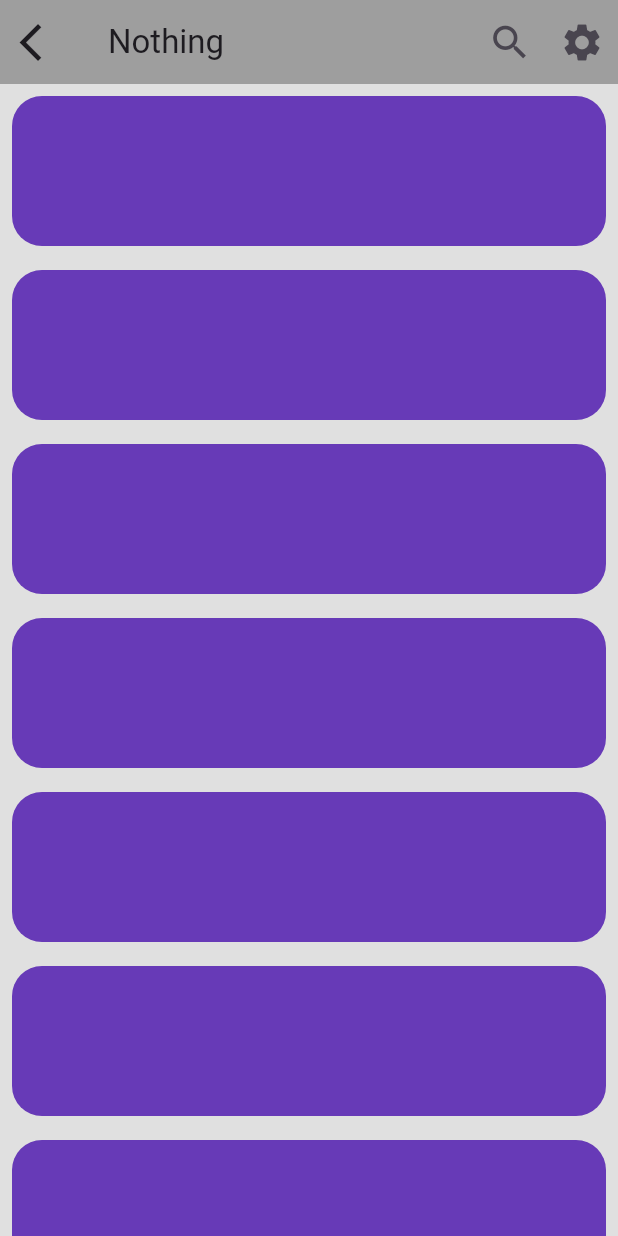
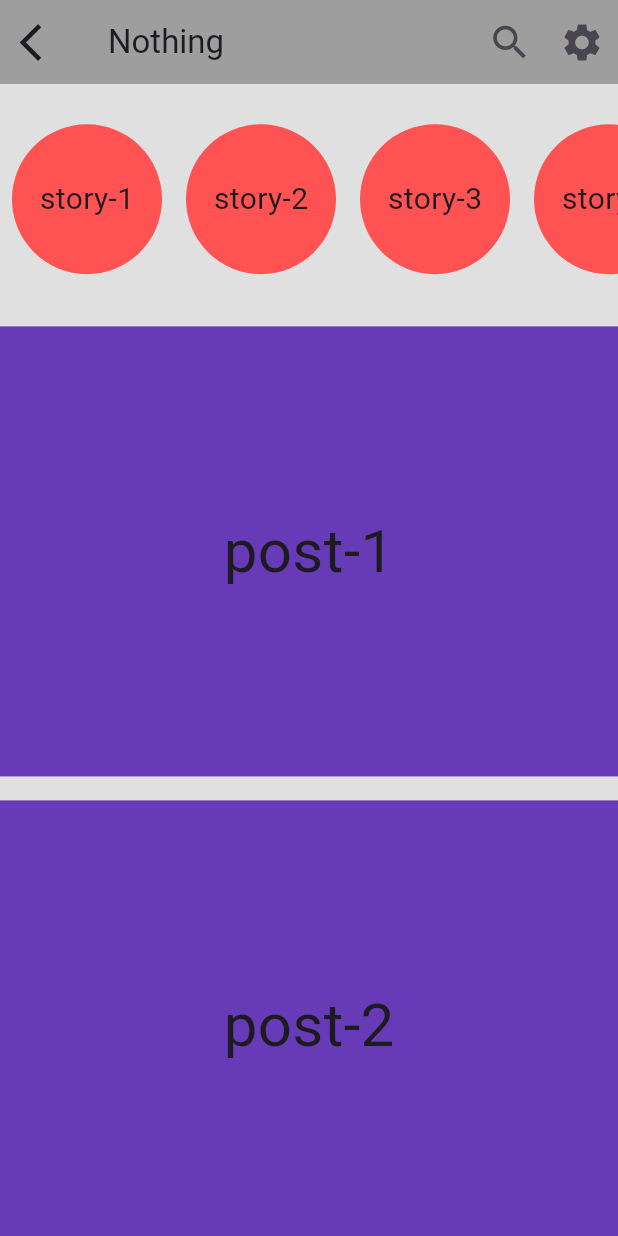
Before and after one commit to saoumiftesham/Pratice, a Flutter app: the screen it shows after launch, on a phone screen of 412 x 824 dp. Run offline on Flutter 3.47's test engine with Material 3 defaults, Android fonts, the phone set to English and light mode, and no system bars.

Commit message:
Insta Story and post things

```diff
--- a/lib/body.dart
+++ b/lib/body.dart
@@ -1,23 +1,51 @@
 import 'package:flutter/material.dart';
+import 'package:practice_new/circle.dart';
 import 'package:practice_new/square.dart';
 
 class Body extends StatelessWidget {
-  const Body({super.key});
+  final List _posts = [
+    "post-1",
+    "post-2",
+    "post-3",
+    "post-4",
+    "post-5",
+    "post-6",
+  ];
+  final List _stories = [
+    "story-1",
+    "story-2",
+    "story-3",
+    "story-4",
+    "story-5",
+    "story-6",
+  ];
 
   @override
   Widget build(BuildContext context) {
-    return ListView(
+    return Column(
       children: [
-        MySquare(),
-        MySquare(),
-        MySquare(),
-        MySquare(),
-        MySquare(),
-        MySquare(),
-        MySquare(),
-        MySquare(),
-        MySquare(),
-        MySquare(),
+        Expanded(
+          child: Container(
+            height: 150,
+            child: ListView.builder(
+                itemCount: _stories.length,
+                scrollDirection: Axis.horizontal,
+                itemBuilder: (context,index){
+              return MyCircle(child:_stories[index],);
+            }),
+          ),
+        ),
+        Expanded(
+          flex: 4,
+          child: ListView.builder(
+            itemCount: _posts.length,
+            itemBuilder: (context, index) {
+              return MySquare(
+                child: _posts[index],
+              );
+            },
+          ),
+        ),
       ],
     );
   }
--- /dev/null
+++ b/lib/circle.dart
@@ -0,0 +1,22 @@
+import 'package:flutter/material.dart';
+
+class MyCircle extends StatelessWidget {
+  final child;
+  MyCircle({super.key,required this.child});
+
+  @override
+  Widget build(BuildContext context) {
+    return Padding(
+      padding: const EdgeInsets.all(8.0),
+      child: Container(
+        height:100,
+        width: 100,
+        decoration:BoxDecoration(
+            color: Colors.redAccent,
+            shape: BoxShape.circle
+        ),
+        child: Center(child: Text(child,style: TextStyle(fontSize: 20),)),
+      ),
+    );
+  }
+}
--- a/lib/square.dart
+++ b/lib/square.dart
@@ -1,18 +1,17 @@
 import 'package:flutter/material.dart';
 
 class MySquare extends StatelessWidget {
-  const MySquare({super.key});
+  final String child;
+  MySquare({super.key,required this.child});
 
   @override
   Widget build(BuildContext context) {
     return  Padding(
-      padding: const EdgeInsets.all(8.0),
+      padding: const EdgeInsets.symmetric(vertical: 8),
       child: Container(
-        height: 100,
-        decoration: BoxDecoration(
-            color: Colors.deepPurple,
-            borderRadius: BorderRadius.circular(20)
-        ),
+        height: 300,
+        color: Colors.deepPurple,
+        child: Center(child: Text(child,style: TextStyle(fontSize: 40),)),
       ),
     );
   }
```
